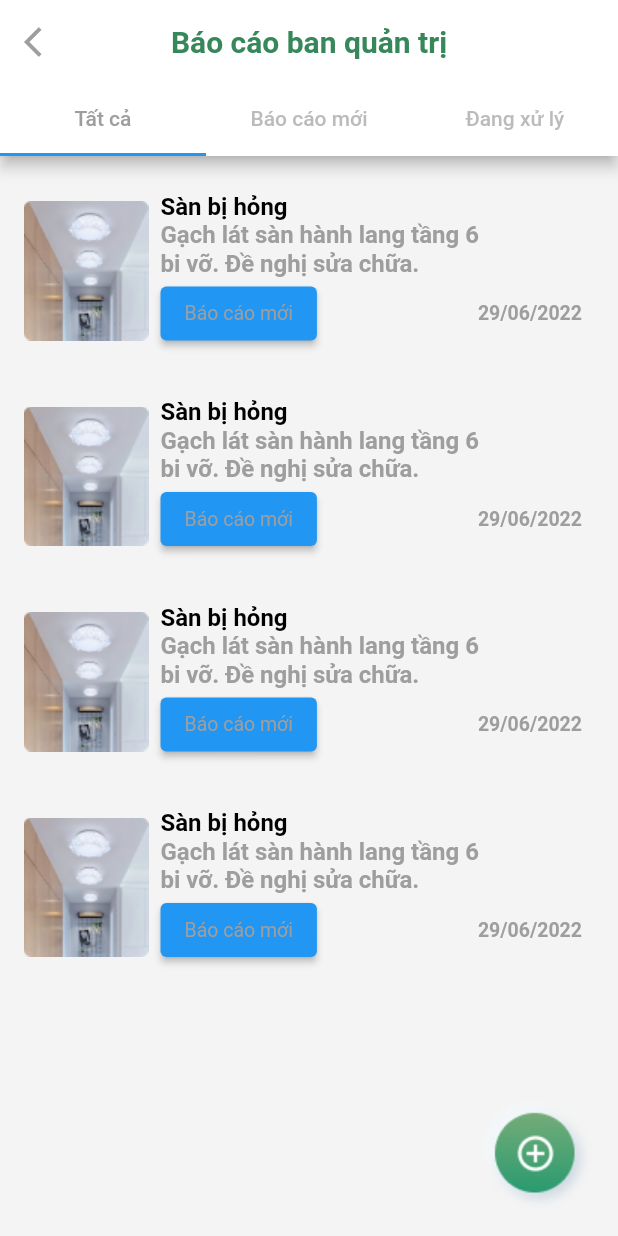
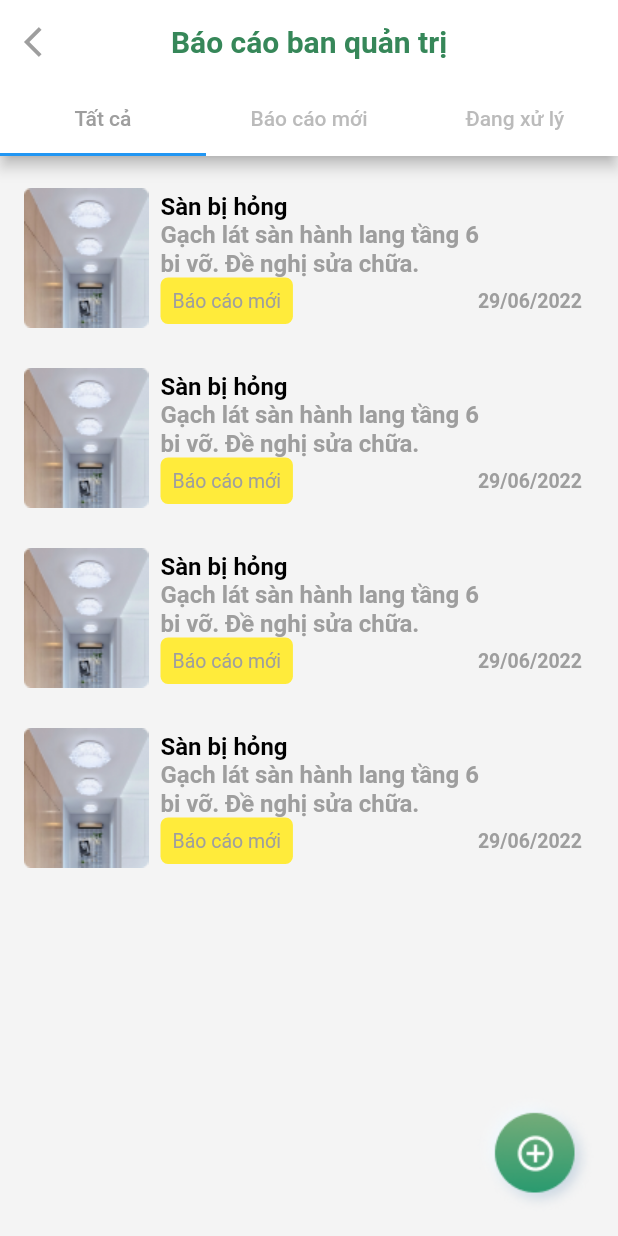
Before and after one commit to linhvv17/building_managemnet, a Flutter app: the RequestScreen screen opened directly, on a phone screen of 412 x 824 dp. Run offline on Flutter 3.47's test engine with Material 2 defaults, Android fonts, the phone set to English and light mode, and no system bars; our stand-ins replace flutter_svg; project files that could hold a hidden picture were left out.

Commit message:
done flow app

```diff
--- a/lib/futures/auth/login_screen.dart
+++ b/lib/futures/auth/login_screen.dart
@@ -5,6 +5,7 @@ import 'package:flutter/material.dart';
 import 'package:flutter_svg/svg.dart';
 
 import '../../asset_paths/image_paths.dart';
+import '../../dashborad/dashboard_screen.dart';
 import '../../generated/l10n.dart';
 
 class LoginScreen extends StatelessWidget {
@@ -176,7 +177,7 @@ class LoginScreen extends StatelessWidget {
                           onPressed: () {
                             Navigator.of(context).push(MaterialPageRoute(
                                 // builder: (context) => const OTPScreen()));
-                                builder: (context) => const HomeScreen()));
+                                builder: (context) => const DashBoardScreen()));
                           },
                           child: Text(
                             S.of(context).login,
--- a/lib/futures/profile/request_screen.dart
+++ b/lib/futures/profile/request_screen.dart
@@ -173,8 +173,14 @@ class _ItemViewReport extends State<ItemViewReport> {
                     Row(
                       mainAxisAlignment: MainAxisAlignment.spaceBetween,
                       children: [
-                        ElevatedButton(
-                            onPressed: (){},
+                        Container(
+                          decoration: const BoxDecoration(
+                              color: Colors.yellow,
+                              borderRadius: BorderRadius.all(
+                                Radius.circular(5.0),
+                              )),
+                          child: Padding(
+                            padding: const EdgeInsets.all(8.0),
                             child: Text(
                               widget.type,
                               style: const TextStyle(
@@ -183,6 +189,7 @@ class _ItemViewReport extends State<ItemViewReport> {
                                   fontSize: 13
                               ),
                             ),
+                          ),
                         ),
 
                         const Text(
--- a/lib/main.dart
+++ b/lib/main.dart
@@ -17,7 +17,7 @@ class MyApp extends StatelessWidget {
         S.delegate,
       ],
       supportedLocales: S.delegate.supportedLocales,
-      home: const DashBoardScreen(),
+      home: const SplashScreen(),
     );
   }
 }
```
Also changed, not shown: lib/dashborad/dashboard_screen.dart (+4 -4 lines), lib/futures/payment/repair_service_screen.dart (+6 -6 lines).
